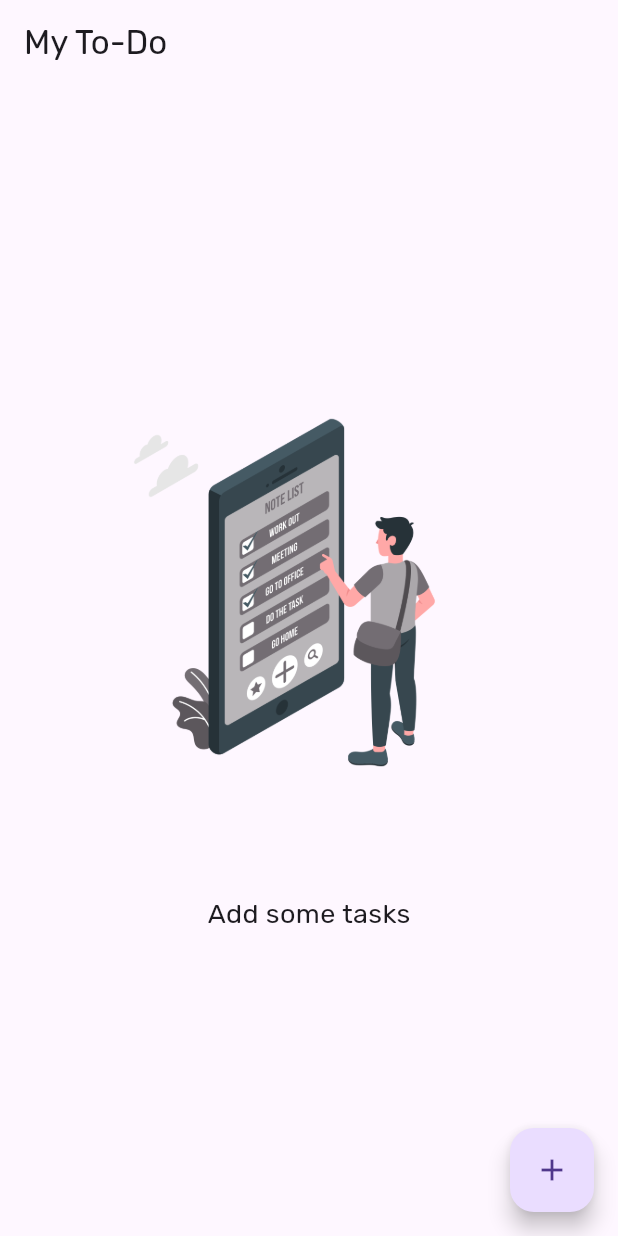
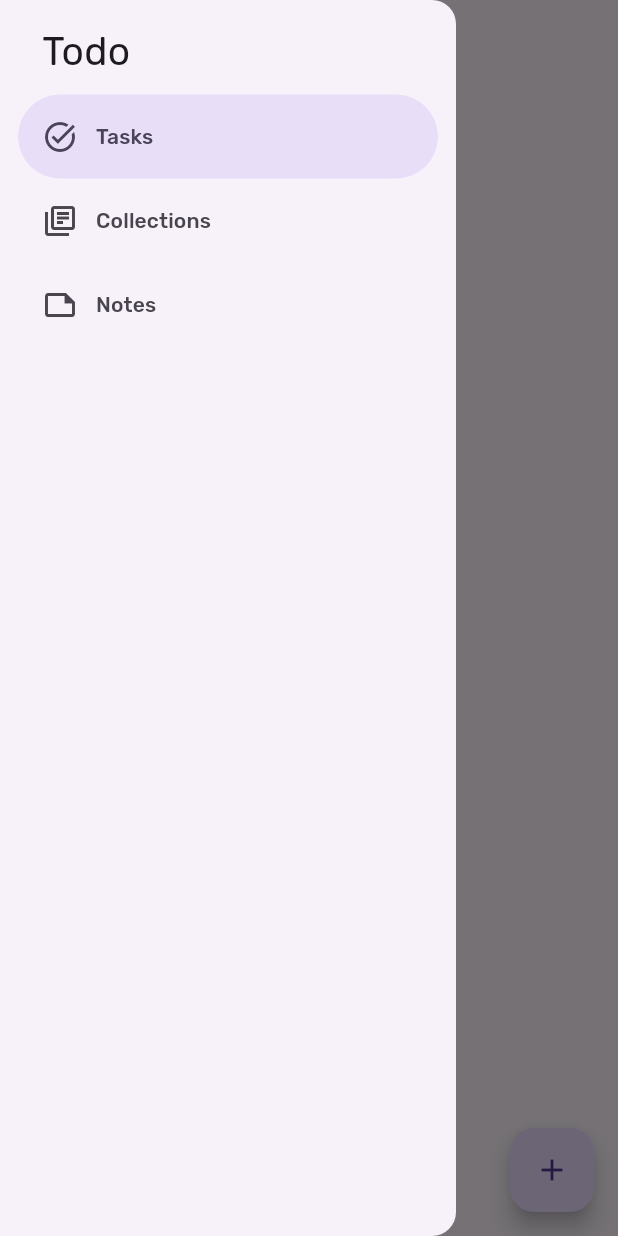
Before and after one commit to chauhan2b/todo_app, a Flutter app: the screen it shows after launch, with the side drawer open (before the commit the screen has no drawer), on a phone screen of 412 x 824 dp. Run offline on Flutter 3.47's test engine with Material 2 defaults, Android fonts, the phone set to English and light mode, and no system bars; drawn by our look-alikes of dynamic_color; our stand-ins replace flutter_riverpod, go_router, google_fonts, shared_preferences.

Commit message:
add navigation drawer

```diff
--- /dev/null
+++ b/lib/providers/drawer_index_provider.dart
@@ -0,0 +1,16 @@
+import 'package:flutter_riverpod/flutter_riverpod.dart';
+
+class DrawerIndex extends StateNotifier<int> {
+  DrawerIndex(this.ref) : super(0);
+  final Ref ref;
+
+  void update(int value) async {
+    // adding a little delay to show drawer closing animation
+    await Future.delayed(const Duration(milliseconds: 300));
+    state = value;
+  }
+}
+
+final drawerIndexProvider = StateNotifierProvider<DrawerIndex, int>((ref) {
+  return DrawerIndex(ref);
+});
--- a/lib/routing/go_router.dart
+++ b/lib/routing/go_router.dart
@@ -1,24 +1,38 @@
 import 'package:flutter_riverpod/flutter_riverpod.dart';
 import 'package:go_router/go_router.dart';
 import 'package:todo_app/screens/add_todo_screen.dart';
+import 'package:todo_app/screens/collections_screen.dart';
+import 'package:todo_app/screens/notes_screen.dart';
+import 'package:todo_app/screens/tasks_screen.dart';
 
 import '../models/todo.dart';
 import '../screens/home_screen.dart';
 
-enum AppRoute { homeScreen, addTodoScreen }
+enum AppRoute {
+  homeScreen,
+  addTodoScreen,
+  collectionsScreen,
+  notesScreen,
+  tasksScreen
+}
 
 final goRouterProvider = Provider<GoRouter>((ref) {
   return GoRouter(
-    initialLocation: '/home-screen',
+    initialLocation: '/home',
     routes: [
       GoRoute(
         name: AppRoute.homeScreen.name,
-        path: '/home-screen',
+        path: '/home',
         builder: (context, state) => const HomeScreen(),
+      ),
+      GoRoute(
+        name: AppRoute.tasksScreen.name,
+        path: '/tasks',
+        builder: (context, state) => const TasksScreen(),
         routes: [
           GoRoute(
             name: AppRoute.addTodoScreen.name,
-            path: 'add-todo-screen',
+            path: 'add-todo',
             builder: (context, state) {
               if (state.extra != null) {
                 final todo = state.extra as Todo;
@@ -26,12 +40,21 @@ final goRouterProvider = Provider<GoRouter>((ref) {
                   todo: todo,
                 );
               }
-
               return const AddTodoScreen();
             },
           ),
         ],
-      )
+      ),
+      GoRoute(
+        name: AppRoute.collectionsScreen.name,
+        path: '/collections',
+        builder: (context, state) => const CollectionsScreen(),
+      ),
+      GoRoute(
+        name: AppRoute.notesScreen.name,
+        path: '/notes',
+        builder: (context, state) => const NotesScreen(),
+      ),
     ],
   );
 });
--- a/lib/screens/home_screen.dart
+++ b/lib/screens/home_screen.dart
@@ -1,25 +1,23 @@
 import 'package:flutter/material.dart';
-import 'package:go_router/go_router.dart';
-import 'package:todo_app/routing/go_router.dart';
+import 'package:flutter_riverpod/flutter_riverpod.dart';
 
-import '../widgets/todo_list_view.dart';
+import 'package:todo_app/providers/drawer_index_provider.dart';
+import 'package:todo_app/screens/collections_screen.dart';
+import 'package:todo_app/screens/notes_screen.dart';
+import 'package:todo_app/screens/tasks_screen.dart';
 
-class HomeScreen extends StatelessWidget {
+class HomeScreen extends ConsumerWidget {
   const HomeScreen({super.key});
 
   @override
-  Widget build(BuildContext context) {
+  Widget build(BuildContext context, WidgetRef ref) {
+    final index = ref.watch(drawerIndexProvider);
     return Scaffold(
-      appBar: AppBar(
-        title: const Text('My To-Do'),
-      ),
-      body: const TodoListView(),
-      floatingActionButton: FloatingActionButton(
-        onPressed: () {
-          context.goNamed(AppRoute.addTodoScreen.name);
-        },
-        child: const Icon(Icons.add),
-      ),
+      body: [
+        const TasksScreen(),
+        const CollectionsScreen(),
+        const NotesScreen(),
+      ][index],
     );
   }
 }
--- /dev/null
+++ b/lib/screens/tasks_screen.dart
@@ -0,0 +1,33 @@
+import 'package:flutter/material.dart';
+import 'package:go_router/go_router.dart';
+
+import 'package:todo_app/routing/go_router.dart';
+import 'package:todo_app/widgets/my_drawer.dart';
+
+import '../widgets/todo_list_view.dart';
+
+class TasksScreen extends StatefulWidget {
+  const TasksScreen({super.key});
+
+  @override
+  State<TasksScreen> createState() => _TasksScreenState();
+}
+
+class _TasksScreenState extends State<TasksScreen> {
+  @override
+  Widget build(BuildContext context) {
+    return Scaffold(
+      appBar: AppBar(
+        title: const Text('My Tasks'),
+      ),
+      drawer: const MyDrawer(),
+      body: const TodoListView(),
+      floatingActionButton: FloatingActionButton(
+        onPressed: () {
+          context.pushNamed(AppRoute.addTodoScreen.name);
+        },
+        child: const Icon(Icons.add),
+      ),
+    );
+  }
+}
--- /dev/null
+++ b/lib/widgets/my_drawer.dart
@@ -0,0 +1,42 @@
+import 'package:flutter/material.dart';
+import 'package:flutter_riverpod/flutter_riverpod.dart';
+import 'package:go_router/go_router.dart';
+
+import 'package:todo_app/providers/drawer_index_provider.dart';
+
+class MyDrawer extends ConsumerWidget {
+  const MyDrawer({super.key});
+
+  @override
+  Widget build(BuildContext context, WidgetRef ref) {
+    final currentIndex = ref.watch(drawerIndexProvider);
+    return NavigationDrawer(
+      onDestinationSelected: (index) {
+        context.pop();
+        ref.read(drawerIndexProvider.notifier).update(index);
+      },
+      selectedIndex: currentIndex,
+      children: const [
+        Padding(
+          padding: EdgeInsets.fromLTRB(28, 16, 16, 10),
+          child: Text(
+            'Todo',
+            style: TextStyle(fontSize: 26.0),
+          ),
+        ),
+        NavigationDrawerDestination(
+          icon: Icon(Icons.task_alt),
+          label: Text('Tasks'),
+        ),
+        NavigationDrawerDestination(
+          icon: Icon(Icons.library_books_outlined),
+          label: Text('Collections'),
+        ),
+        NavigationDrawerDestination(
+          icon: Icon(Icons.note_outlined),
+          label: Text('Notes'),
+        ),
+      ],
+    );
+  }
+}
--- a/pubspec.yaml
+++ b/pubspec.yaml
@@ -11,8 +11,12 @@ dependencies:
   flutter:
     sdk: flutter
   flutter_riverpod: ^2.3.6
+  font_awesome_flutter: ^10.5.0
   go_router: ^10.0.0
   google_fonts: ^5.1.0
+  path: ^1.8.3
+  path_provider: ^2.1.0
+  sembast: ^3.5.0+1
   shared_preferences: ^2.1.2
 
 dev_dependencies:
```
Also changed, not shown: pubspec.lock.
